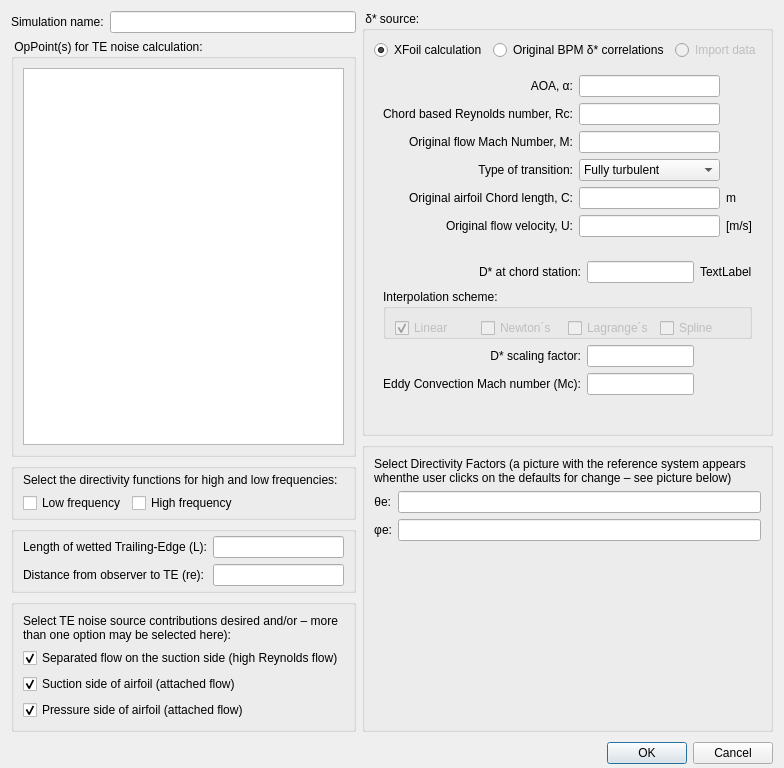
Before: the Qt Designer form src/Noise/noisesimulationdialog.ui in rmaugusto/qblade, drawn with Qt 5.
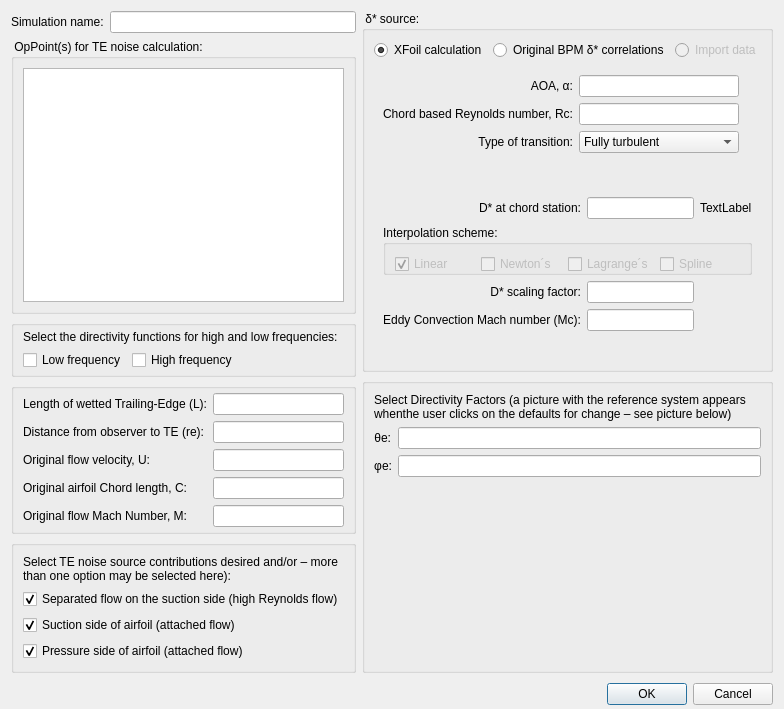
After: the same form once the commit is applied. Icons and pictures are not drawn.

The edit to the form file:
```diff
--- a/src/Noise/noisesimulationdialog.ui
+++ b/src/Noise/noisesimulationdialog.ui
@@ -7,7 +7,7 @@
     <x>0</x>
     <y>0</y>
     <width>766</width>
-    <height>768</height>
+    <height>709</height>
    </rect>
   </property>
   <property name="sizePolicy">
@@ -74,65 +74,11 @@
         <item>
          <widget class="QWidget" name="widgetGridBPM" native="true">
           <layout class="QGridLayout" name="gridBPM">
-           <item row="4" column="1">
-            <widget class="QLineEdit" name="textOriginalAirfoilChordLength"/>
+           <item row="1" column="1">
+            <widget class="QLineEdit" name="textChordBasedReynold"/>
            </item>
-           <item row="4" column="0">
-            <widget class="QLabel" name="label">
-             <property name="text">
-              <string>Original airfoil Chord length, C:</string>
-             </property>
-             <property name="alignment">
-              <set>Qt::AlignRight|Qt::AlignTrailing|Qt::AlignVCenter</set>
-             </property>
-            </widget>
-           </item>
-           <item row="2" column="0">
-            <widget class="QLabel" name="label_16">
-             <property name="text">
-              <string>Original flow Mach Number, M:</string>
-             </property>
-             <property name="alignment">
-              <set>Qt::AlignRight|Qt::AlignTrailing|Qt::AlignVCenter</set>
-             </property>
-            </widget>
-           </item>
-           <item row="4" column="2">
-            <widget class="QLabel" name="label_13">
-             <property name="text">
-              <string>m</string>
-             </property>
-            </widget>
-           </item>
-           <item row="5" column="0">
-            <widget class="QLabel" name="label_3">
-             <property name="text">
-              <string>Original flow velocity, U:</string>
-             </property>
-             <property name="alignment">
-              <set>Qt::AlignRight|Qt::AlignTrailing|Qt::AlignVCenter</set>
-             </property>
-            </widget>
-           </item>
-           <item row="3" column="0">
-            <widget class="QLabel" name="label_15">
-             <property name="text">
-              <string>Type of transition:</string>
-             </property>
-             <property name="alignment">
-              <set>Qt::AlignRight|Qt::AlignTrailing|Qt::AlignVCenter</set>
-             </property>
-            </widget>
-           </item>
-           <item row="1" column="0">
-            <widget class="QLabel" name="label_17">
-             <property name="text">
-              <string>Chord based Reynolds number, Rc:</string>
-             </property>
-             <property name="alignment">
-              <set>Qt::AlignRight|Qt::AlignTrailing|Qt::AlignVCenter</set>
-             </property>
-            </widget>
+           <item row="0" column="1">
+            <widget class="QLineEdit" name="textAoa"/>
            </item>
            <item row="0" column="0">
             <widget class="QLabel" name="label_18">
@@ -144,18 +90,6 @@
              </property>
             </widget>
            </item>
-           <item row="0" column="1">
-            <widget class="QLineEdit" name="textAoa"/>
-           </item>
-           <item row="1" column="1">
-            <widget class="QLineEdit" name="textChordBased"/>
-           </item>
-           <item row="2" column="1">
-            <widget class="QLineEdit" name="textOriginalFlow"/>
-           </item>
-           <item row="5" column="1">
-            <widget class="QLineEdit" name="textOriginalFlowVelocity"/>
-           </item>
            <item row="0" column="2">
             <widget class="QLabel" name="label_19">
              <property name="text">
@@ -184,14 +118,17 @@
              </property>
             </widget>
            </item>
-           <item row="5" column="2">
-            <widget class="QLabel" name="label_23">
+           <item row="1" column="0">
+            <widget class="QLabel" name="label_17">
              <property name="text">
-              <string>[m/s]</string>
+              <string>Chord based Reynolds number, Rc:</string>
+             </property>
+             <property name="alignment">
+              <set>Qt::AlignRight|Qt::AlignTrailing|Qt::AlignVCenter</set>
              </property>
             </widget>
            </item>
-           <item row="3" column="1">
+           <item row="2" column="1">
             <widget class="QComboBox" name="comboTypeTransition">
              <item>
               <property name="text">
@@ -205,6 +142,16 @@
              </item>
             </widget>
            </item>
+           <item row="2" column="0">
+            <widget class="QLabel" name="label_15">
+             <property name="text">
+              <string>Type of transition:</string>
+             </property>
+             <property name="alignment">
+              <set>Qt::AlignRight|Qt::AlignTrailing|Qt::AlignVCenter</set>
+             </property>
+            </widget>
+           </item>
           </layout>
          </widget>
         </item>
@@ -605,6 +552,45 @@
         <item row="2" column="1">
          <widget class="QLineEdit" name="textDistanceObserver"/>
         </item>
+        <item row="3" column="0">
+         <widget class="QLabel" name="label_3">
+          <property name="text">
+           <string>Original flow velocity, U:</string>
+          </property>
+          <property name="alignment">
+           <set>Qt::AlignRight|Qt::AlignTrailing|Qt::AlignVCenter</set>
+          </property>
+         </widget>
+        </item>
+        <item row="3" column="1">
+         <widget class="QLineEdit" name="textOriginalFlowVelocity"/>
+        </item>
+        <item row="4" column="1">
+         <widget class="QLineEdit" name="textOriginalAirfoilChordLength"/>
+        </item>
+        <item row="4" column="0">
+         <widget class="QLabel" name="label">
+          <property name="text">
+           <string>Original airfoil Chord length, C:</string>
+          </property>
+          <property name="alignment">
+           <set>Qt::AlignRight|Qt::AlignTrailing|Qt::AlignVCenter</set>
+          </property>
+         </widget>
+        </item>
+        <item row="5" column="1">
+         <widget class="QLineEdit" name="textOriginalMachFlow"/>
+        </item>
+        <item row="5" column="0">
+         <widget class="QLabel" name="label_16">
+          <property name="text">
+           <string>Original flow Mach Number, M:</string>
+          </property>
+          <property name="alignment">
+           <set>Qt::AlignRight|Qt::AlignTrailing|Qt::AlignVCenter</set>
+          </property>
+         </widget>
+        </item>
        </layout>
       </widget>
      </item>
```
Left out of the diff: 10 changed lines with no effect on the pictures.
